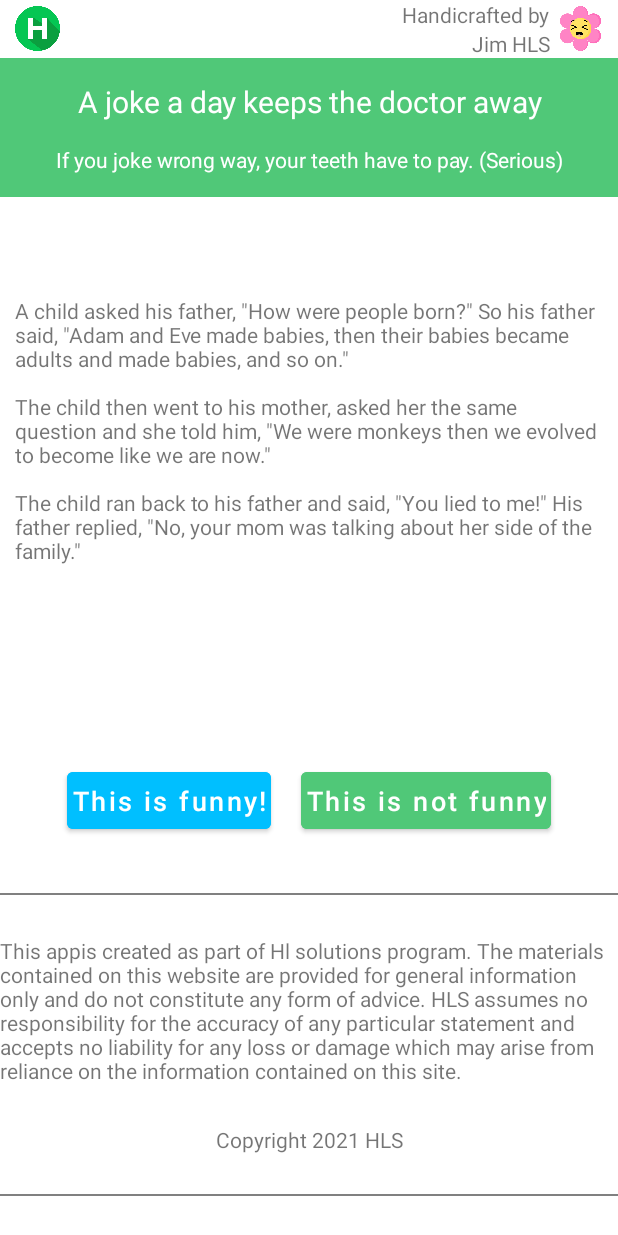
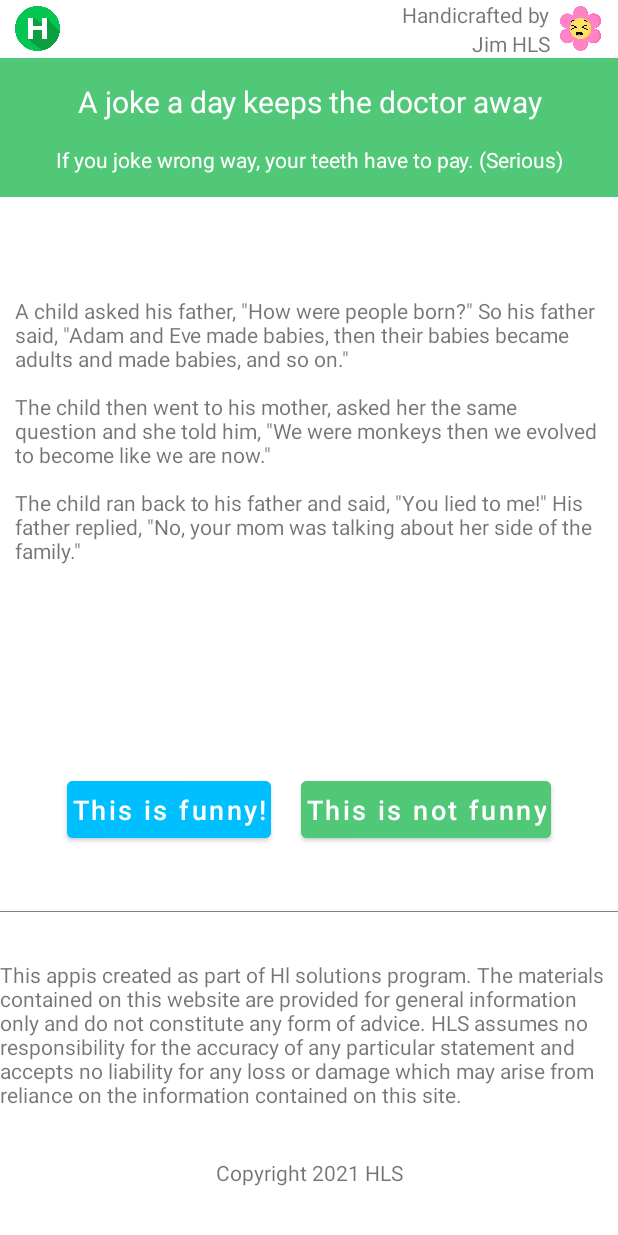
Before and after one commit to danhnguyen884/zens_interview, an Android app: the screen it shows after launch (MainActivity), on a phone screen of 412 x 824 dp. Run offline under Robolectric (Android 15) with nearby library versions, the phone set to English and light mode, and no system bars; our stand-ins replace data binding.

Commit message:
refactor layout

```diff
--- a/Mobile/app/src/main/res/layout/activity_main.xml
+++ b/Mobile/app/src/main/res/layout/activity_main.xml
@@ -20,9 +20,9 @@
                 android:id="@+id/logo_joke"
                 android:layout_width="30dp"
                 android:layout_height="30dp"
+                android:layout_alignParentStart="true"
+                android:layout_centerVertical="true"
                 android:layout_marginStart="10dp"
-                android:layout_centerVertical="true"
-                android:layout_alignParentStart="true"
                 android:contentDescription="@null"
                 android:src="@drawable/h" />
 
@@ -52,10 +52,10 @@
                 android:id="@+id/logo_flower"
                 android:layout_width="30dp"
                 android:layout_height="30dp"
+                android:layout_alignParentEnd="true"
+                android:layout_centerVertical="true"
+                android:layout_marginStart="5dp"
                 android:layout_marginEnd="10dp"
-                android:layout_marginStart="5dp"
-                android:layout_centerVertical="true"
-                android:layout_alignParentEnd="true"
                 android:contentDescription="@null"
                 android:src="@drawable/laugh" />
 
@@ -78,7 +78,7 @@
                 android:textAlignment="center"
                 android:textColor="@color/white"
                 android:textSize="20sp"
-                tools:text="A joke a day keeps the doctor away" />
+                tools:text="@string/title_joke_text" />
 
             <androidx.appcompat.widget.AppCompatTextView
                 android:id="@+id/sub_title_joke"
@@ -88,15 +88,15 @@
                 android:text="@string/sub_title_joke_text"
                 android:textAlignment="center"
                 android:textColor="@color/white"
-                tools:text="If you joke wrong way, your teeth have to pay. (Serious) " />
+                tools:text="@string/sub_title_joke_text" />
         </androidx.appcompat.widget.LinearLayoutCompat>
 
         <androidx.appcompat.widget.AppCompatTextView
             android:id="@+id/content"
             android:layout_width="match_parent"
             android:layout_height="wrap_content"
+            android:layout_marginHorizontal="10dp"
             android:layout_marginTop="30dp"
-            android:layout_marginHorizontal="10dp"
             android:textAlignment="textStart"
             app:constraint_referenced_ids="banner"
             app:layout_constraintBottom_toTopOf="@id/guideline_1"
@@ -149,7 +149,7 @@
         <View
             android:id="@+id/line_start"
             android:layout_width="match_parent"
-            android:layout_height="1dp"
+            android:layout_height="0.5dp"
             android:layout_gravity="bottom"
             android:background="@color/gray_80"
             app:layout_constraintBottom_toTopOf="@id/describe"
@@ -172,18 +172,9 @@
             android:text="@string/copyright_text"
             android:textAlignment="center"
             app:constraint_referenced_ids="banner"
-            app:layout_constraintBottom_toBottomOf="@id/line_end"
+            app:layout_constraintBottom_toBottomOf="parent"
             app:layout_constraintTop_toBottomOf="@id/describe"
-            tools:text="Copyright 2021 HLS" />
-
-        <View
-            android:id="@+id/line_end"
-            android:layout_width="match_parent"
-            android:layout_height="1dp"
-            android:layout_gravity="bottom"
-            android:background="@color/gray_80"
-            app:layout_constraintBottom_toBottomOf="parent"
-            app:layout_constraintTop_toBottomOf="@id/copyright" />
+            tools:text="@string/copyright_text" />
 
     </androidx.constraintlayout.widget.ConstraintLayout>
 
```
